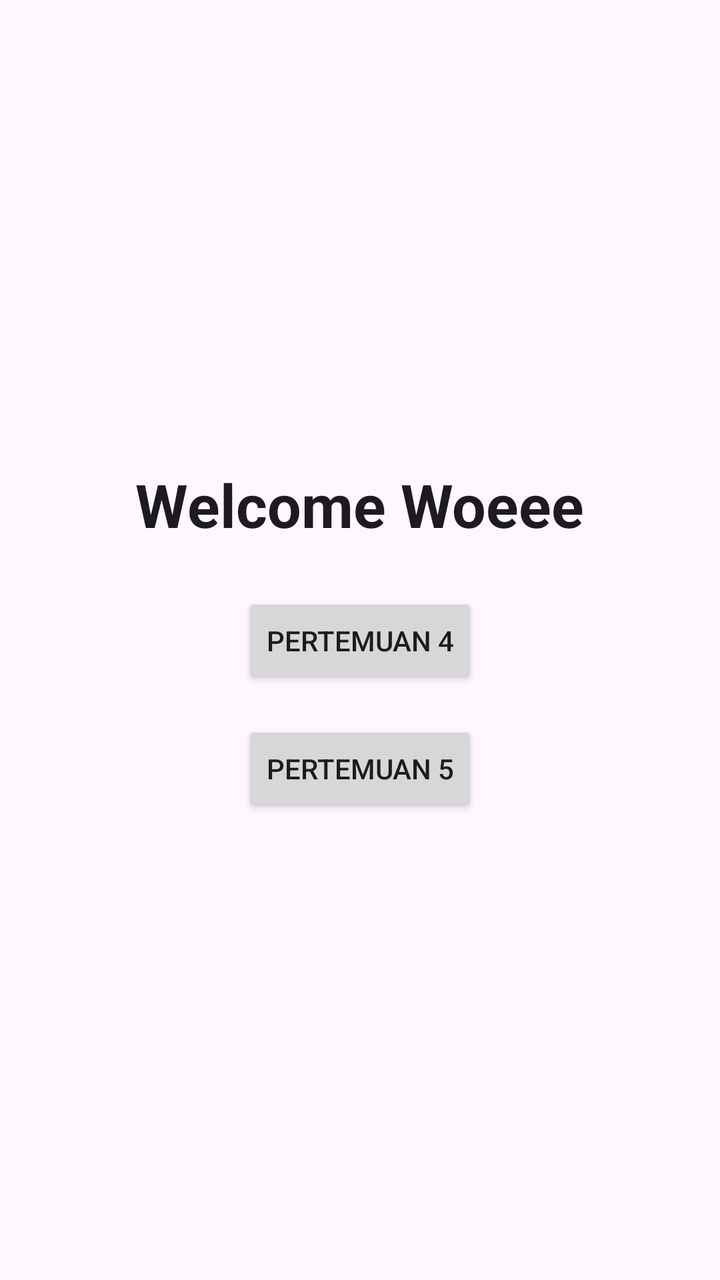
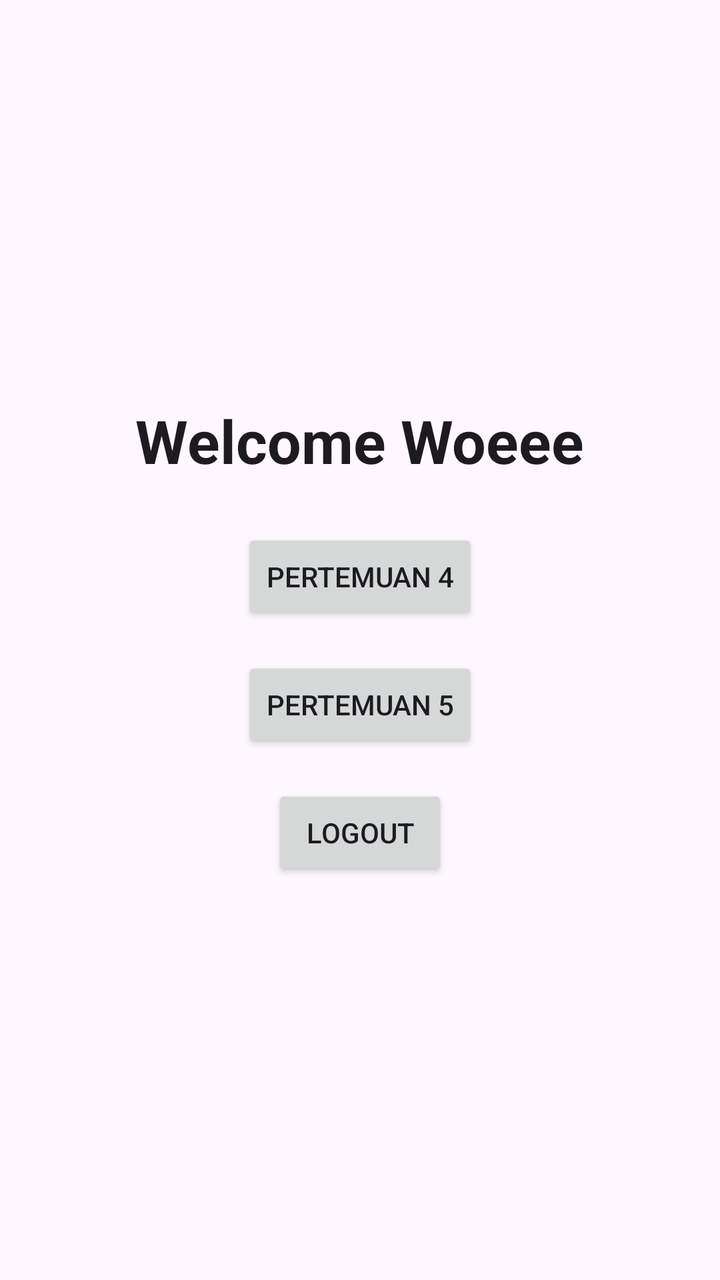

Compare the two renders of this Android layout. The source of the first and the diff that turns it into the second are given below.
<!-- AndroidManifest.xml: application theme Theme.Mars_FarhanAlKhairi -->
<!-- res/layout/activity_main.xml -->
<?xml version="1.0" encoding="utf-8"?>
<androidx.constraintlayout.widget.ConstraintLayout xmlns:android="http://schemas.android.com/apk/res/android"
    xmlns:app="http://schemas.android.com/apk/res-auto"
    xmlns:tools="http://schemas.android.com/tools"
    android:id="@+id/main"
    android:layout_width="match_parent"
    android:layout_height="match_parent"
    android:background="?attr/colorSurface"
    tools:context=".MainActivity">

    <TextView
        android:id="@+id/textView3"
        android:layout_width="wrap_content"
        android:layout_height="wrap_content"
        android:text="Welcome Woeee"
        android:textColor="?attr/colorOnSurface"
        android:textSize="30sp"
        android:textStyle="bold"
        app:layout_constraintBottom_toTopOf="@id/btnkirim"
        app:layout_constraintEnd_toEndOf="parent"
        app:layout_constraintStart_toStartOf="parent"
        app:layout_constraintTop_toTopOf="parent"
        app:layout_constraintVertical_chainStyle="packed" />

    <Button
        android:id="@+id/btnkirim"
        android:layout_width="wrap_content"
        android:layout_height="wrap_content"
        android:layout_marginTop="24dp"
        android:text="Pertemuan 4"
        app:layout_constraintBottom_toTopOf="@id/btnToFifth"
        app:layout_constraintEnd_toEndOf="parent"
        app:layout_constraintStart_toStartOf="parent"
        app:layout_constraintTop_toBottomOf="@id/textView3" />

    <Button
        android:id="@+id/btnToFifth"
        android:layout_width="wrap_content"
        android:layout_height="wrap_content"
        android:layout_marginTop="16dp"
        android:text="Pertemuan 5"
        app:layout_constraintBottom_toBottomOf="parent"
        app:layout_constraintEnd_toEndOf="parent"
        app:layout_constraintStart_toStartOf="parent"
        app:layout_constraintTop_toBottomOf="@id/btnkirim" />
</androidx.constraintlayout.widget.ConstraintLayout>
<!-- resources referenced by this layout -->
<resources>
  <style name="Theme.Mars_FarhanAlKhairi" parent="Base.Theme.Mars_FarhanAlKhairi" />
  <style name="Base.Theme.Mars_FarhanAlKhairi" parent="Theme.Material3.DayNight.NoActionBar">
          
          
      </style>
</resources>

<!-- the commit's change to res/layout/activity_main.xml (unified diff, before → after) -->
@@ -39,8 +39,19 @@
         android:layout_height="wrap_content"
         android:layout_marginTop="16dp"
         android:text="Pertemuan 5"
+        app:layout_constraintBottom_toTopOf="@id/btnLogout"
+        app:layout_constraintEnd_toEndOf="parent"
+        app:layout_constraintStart_toStartOf="parent"
+        app:layout_constraintTop_toBottomOf="@id/btnkirim" />
+
+    <Button
+        android:id="@+id/btnLogout"
+        android:layout_width="wrap_content"
+        android:layout_height="wrap_content"
+        android:layout_marginTop="16dp"
+        android:text="Logout"
         app:layout_constraintBottom_toBottomOf="parent"
         app:layout_constraintEnd_toEndOf="parent"
         app:layout_constraintStart_toStartOf="parent"
-        app:layout_constraintTop_toBottomOf="@id/btnkirim" />
+        app:layout_constraintTop_toBottomOf="@id/btnToFifth" />
 </androidx.constraintlayout.widget.ConstraintLayout>
